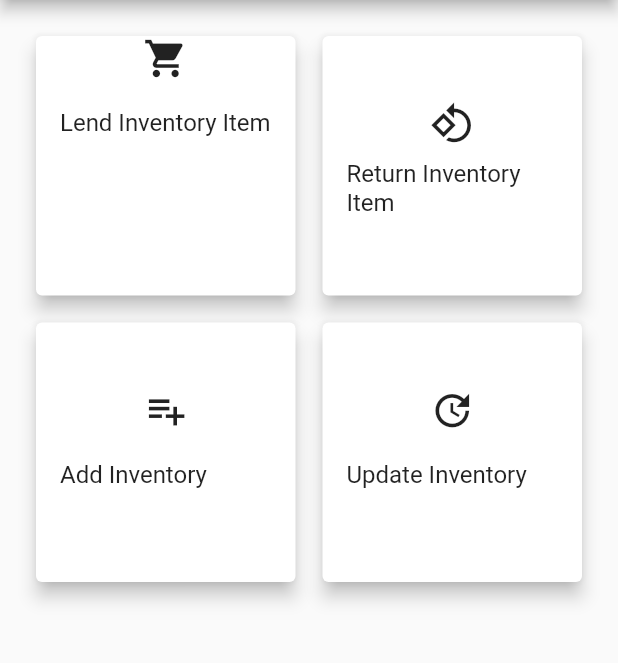
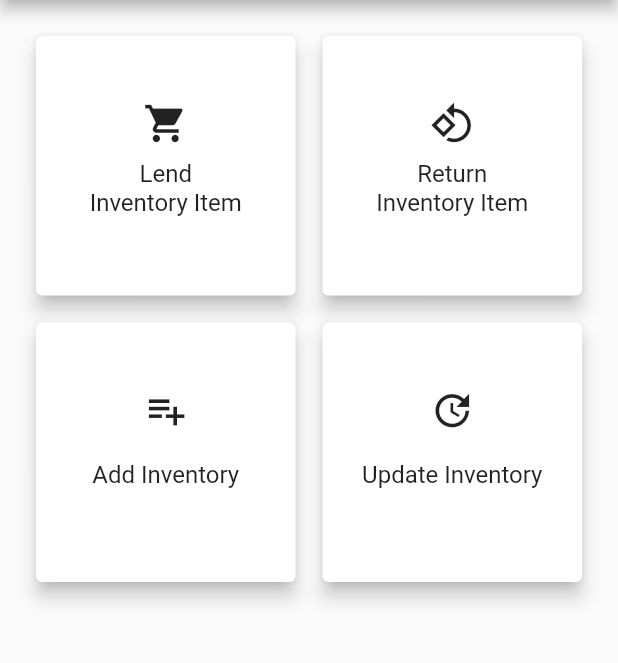
Before and after one commit to innovation-center-gitam-hyd/Innovation-Center-App, a Flutter app: the AdminMode screen opened directly, on a phone screen of 412 x 824 dp, the part 84-747 px from its top. Run offline on Flutter 3.47's test engine with Material 2 defaults, Android fonts, the light colour scheme and no system bars; our stand-ins replace flutter_custom_clippers, page_transition, shared_preferences; accounts and stored records are empty.

Commit message:
commit to 'master'

```diff
--- a/lib/myScreen/inventoryAdmin.dart
+++ b/lib/myScreen/inventoryAdmin.dart
@@ -34,13 +34,15 @@ class _AdminModeState extends State<AdminMode> {
               child: Card(
                 elevation: 5,
                 child: Column(
+                  crossAxisAlignment: CrossAxisAlignment.center,
+                  mainAxisAlignment: MainAxisAlignment.center,
                   children: <Widget>[
                     Icon(
                       Icons.shopping_cart,
                       size: 30,
                     ),
                     ListTile(
-                      title: Text("Lend Inventory Item"),
+                      title: Text("Lend \nInventory Item",textAlign: TextAlign.center,),
                     ),
                   ],
                 ),
@@ -53,6 +55,7 @@ class _AdminModeState extends State<AdminMode> {
               child: Card(
                 elevation: 5,
                 child: Column(
+                  crossAxisAlignment: CrossAxisAlignment.center,
                   mainAxisAlignment: MainAxisAlignment.center,
                   children: <Widget>[
                     Icon(
@@ -60,7 +63,7 @@ class _AdminModeState extends State<AdminMode> {
                       size: 30,
                     ),
                     ListTile(
-                      title: Text("Return Inventory Item"),
+                      title: Text("Return \nInventory Item",textAlign: TextAlign.center,),
                     ),
                   ],
                 ),
@@ -73,6 +76,7 @@ class _AdminModeState extends State<AdminMode> {
               child: Card(
                 elevation: 5,
                 child: Column(
+                  crossAxisAlignment: CrossAxisAlignment.center,
                   mainAxisAlignment: MainAxisAlignment.center,
                   children: <Widget>[
                     Icon(
@@ -80,7 +84,7 @@ class _AdminModeState extends State<AdminMode> {
                       size: 30,
                     ),
                     ListTile(
-                      title: Text("Add Inventory"),
+                      title: Text("Add Inventory",textAlign: TextAlign.center,),
                     ),
                   ],
                 ),
@@ -93,6 +97,7 @@ class _AdminModeState extends State<AdminMode> {
               child: Card(
                 elevation: 5,
                 child: Column(
+                  crossAxisAlignment: CrossAxisAlignment.center,
                   mainAxisAlignment: MainAxisAlignment.center,
                   children: <Widget>[
                     Icon(
@@ -100,7 +105,7 @@ class _AdminModeState extends State<AdminMode> {
                       size: 30,
                     ),
                     ListTile(
-                      title: Text("Update Inventory"),
+                      title: Text("Update Inventory",textAlign: TextAlign.center,),
                     ),
                   ],
                 ),
--- a/lib/myScreen/myProfile.dart
+++ b/lib/myScreen/myProfile.dart
@@ -96,7 +96,7 @@ class _MyProfileState extends State<MyProfile> {
             ),
             _data != null
                 ? Card(
-                    elevation: 7,
+                    elevation: 5,
                     shape: RoundedRectangleBorder(
                         borderRadius: BorderRadius.circular(10)),
                     margin: EdgeInsets.all(20),
```
Also changed, not shown: lib/myScreen/dashboard.dart (+6 -3 lines).
